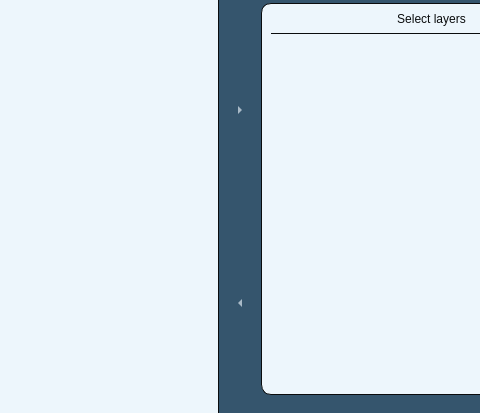
Above: Kompozycje/nowa_kompozycja.ui from GIAPspzoo/GIAP_PolaMap_lite before the change; both pictures show x 599 to 1079 and y 94 to 507 of the 1210 by 615 pixel window. Below: the same form after it.
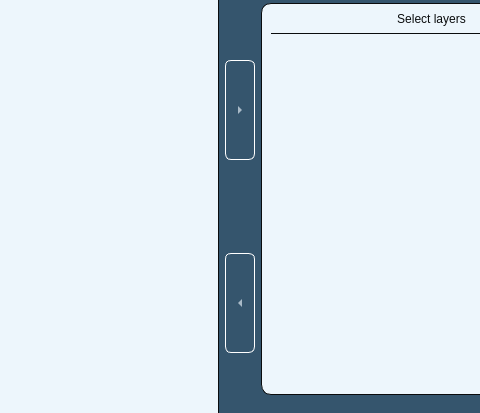
That is the form after the change. Icons and pictures are not drawn.

```diff
--- a/Kompozycje/nowa_kompozycja.ui
+++ b/Kompozycje/nowa_kompozycja.ui
@@ -666,6 +666,131 @@
             <height>100</height>
            </size>
           </property>
+          <property name="styleSheet">
+           <string notr="true">* {
+	background-color: rgb(53, 85, 109);
+    font: 10pt &quot;Segoe UI&quot;; 
+	color: #EDF6FC;
+
+}
+QAbstractItemView
+{
+	alternate-background-color:  #e6e6e6;
+}
+QComboBox
+{
+	selection-background-color: #b7d3e8;
+    background-color: #4f5a63;
+	border-style: solid;
+	border: 1px solid  #5689b0;
+	border-radius: 3px;
+	padding: 2px;
+	font: 9pt &quot;Segoe UI&quot;;
+    height: 20px;
+}
+
+QComboBox:on
+{
+	background-color: #4f5a63;
+	padding-top: 3px;
+	padding-left: 1px;
+	selection-background-color: #4a4a4a;
+}
+
+QComboBox QAbstractItemView
+{
+	background-color: #4f5a63;
+	border-radius: 4px;
+	border: 1px solid  #6fb1e3;
+	selection-background-color: #4f5a63;
+    padding: 4px 10px 4px 10px;
+    width: 1.9em;
+}
+
+QComboBox::drop-down
+{
+	subcontrol-origin: padding;
+	subcontrol-position: top right;
+	width: 15px;
+    background-color: #5689b0;
+	border-left-width: 0;
+	border-left-color:  #1a2936;
+	border-left-style: solid;
+	border-top-right-radius: 3px; 
+	border-bottom-right-radius: 3px;
+}
+
+QComboBox::down-arrow
+{
+	image: url(icons/down_arrow_disabled.png);
+}
+
+QComboBox::down-arrow:on, 
+QComboBox::down-arrow:hover,
+QComboBox::down-arrow:focus
+{
+	image: url(icons/down_arrow.png);
+}
+
+QLineEdit
+{
+	border: None;
+    border-radius: 3px;
+    background-color: #4f5a63;
+}
+
+QPushButton {
+	color: #0A0C0D;
+	border: 1px solid #0A0C0D;
+	background-color: #b7d3e8;
+	border-radius: 3px;
+	padding: 4px;
+}
+
+QPushButton:hover {
+	font-weight: bold;
+}
+QPushButton:pressed {
+   background-color: #5689b0;
+   border: 1px solid #6fb1e3;
+}
+
+QPushButton:disabled
+{
+	color: gray;
+}
+
+QGroupBox {
+border: 1px solid #5689b0;
+}
+
+QToolButton {
+	color: #EDF6FC;
+	border-radius: 6px;
+	border: 1px solid white;
+}
+
+QToolButton:hover {
+   background-color: #b7d3e8;
+   border: 1px solid #0A0C0D;
+   color: #0A0C0D;
+}
+
+QToolButton:pressed {
+   background-color: #b7d3e8;
+   border: 1px solid #0A0C0D;
+   color: #0A0C0D;
+}
+
+QListView:item:selected {
+   background-color: #6fb1e3;
+}
+
+QListView:item:hover {
+   background-color: #6fb1e3;
+}
+   </string>
+          </property>
           <property name="text">
            <string>...</string>
           </property>
@@ -682,6 +807,131 @@
             <height>100</height>
            </size>
           </property>
+          <property name="styleSheet">
+           <string notr="true">* {
+	background-color: rgb(53, 85, 109);
+    font: 10pt &quot;Segoe UI&quot;; 
+	color: #EDF6FC;
+
+}
+QAbstractItemView
+{
+	alternate-background-color:  #e6e6e6;
+}
+QComboBox
+{
+	selection-background-color: #b7d3e8;
+    background-color: #4f5a63;
+	border-style: solid;
+	border: 1px solid  #5689b0;
+	border-radius: 3px;
+	padding: 2px;
+	font: 9pt &quot;Segoe UI&quot;;
+    height: 20px;
+}
+
+QComboBox:on
+{
+	background-color: #4f5a63;
+	padding-top: 3px;
+	padding-left: 1px;
+	selection-background-color: #4a4a4a;
+}
+
+QComboBox QAbstractItemView
+{
+	background-color: #4f5a63;
+	border-radius: 4px;
+	border: 1px solid  #6fb1e3;
+	selection-background-color: #4f5a63;
+    padding: 4px 10px 4px 10px;
+    width: 1.9em;
+}
+
+QComboBox::drop-down
+{
+	subcontrol-origin: padding;
+	subcontrol-position: top right;
+	width: 15px;
+    background-color: #5689b0;
+	border-left-width: 0;
+	border-left-color:  #1a2936;
+	border-left-style: solid;
+	border-top-right-radius: 3px; 
+	border-bottom-right-radius: 3px;
+}
+
+QComboBox::down-arrow
+{
+	image: url(icons/down_arrow_disabled.png);
+}
+
+QComboBox::down-arrow:on, 
+QComboBox::down-arrow:hover,
+QComboBox::down-arrow:focus
+{
+	image: url(icons/down_arrow.png);
+}
+
+QLineEdit
+{
+	border: None;
+    border-radius: 3px;
+    background-color: #4f5a63;
+}
+
+QPushButton {
+	color: #0A0C0D;
+	border: 1px solid #0A0C0D;
+	background-color: #b7d3e8;
+	border-radius: 3px;
+	padding: 4px;
+}
+
+QPushButton:hover {
+	font-weight: bold;
+}
+QPushButton:pressed {
+   background-color: #5689b0;
+   border: 1px solid #6fb1e3;
+}
+
+QPushButton:disabled
+{
+	color: gray;
+}
+
+QGroupBox {
+border: 1px solid #5689b0;
+}
+
+QToolButton {
+	color: #EDF6FC;
+	border-radius: 6px;
+	border: 1px solid white;
+}
+
+QToolButton:hover {
+   background-color: #b7d3e8;
+   border: 1px solid #0A0C0D;
+   color: #0A0C0D;
+}
+
+QToolButton:pressed {
+   background-color: #b7d3e8;
+   border: 1px solid #0A0C0D;
+   color: #0A0C0D;
+}
+
+QListView:item:selected {
+   background-color: #6fb1e3;
+}
+
+QListView:item:hover {
+   background-color: #6fb1e3;
+}
+   </string>
+          </property>
           <property name="text">
            <string>...</string>
           </property>
```
